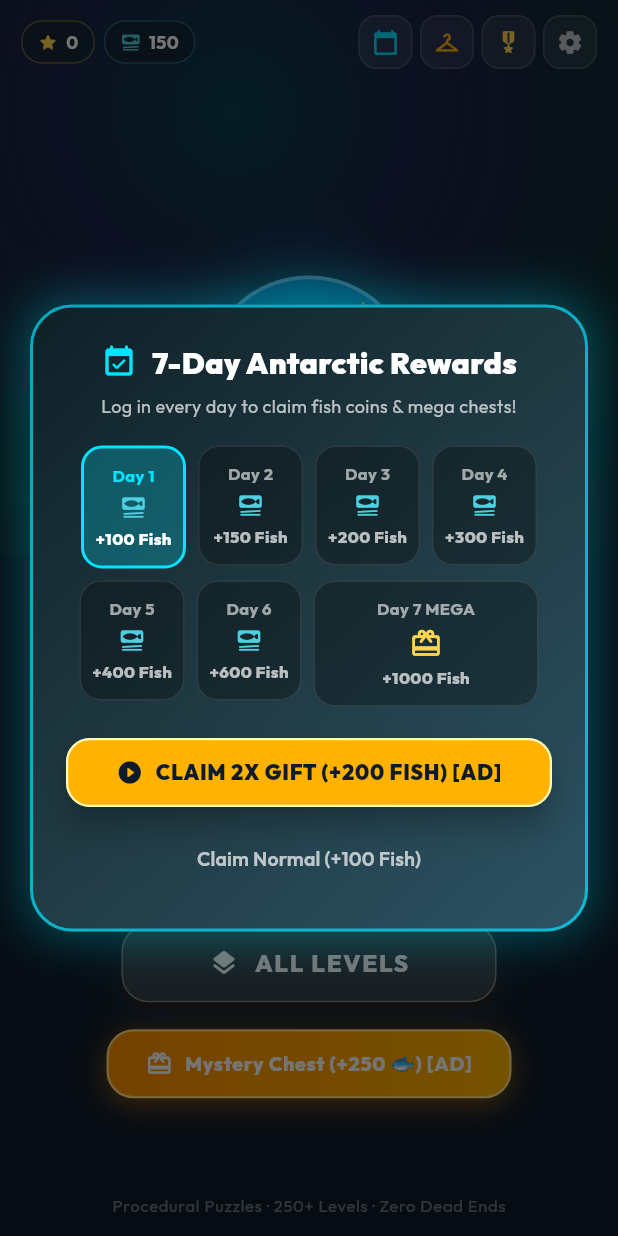
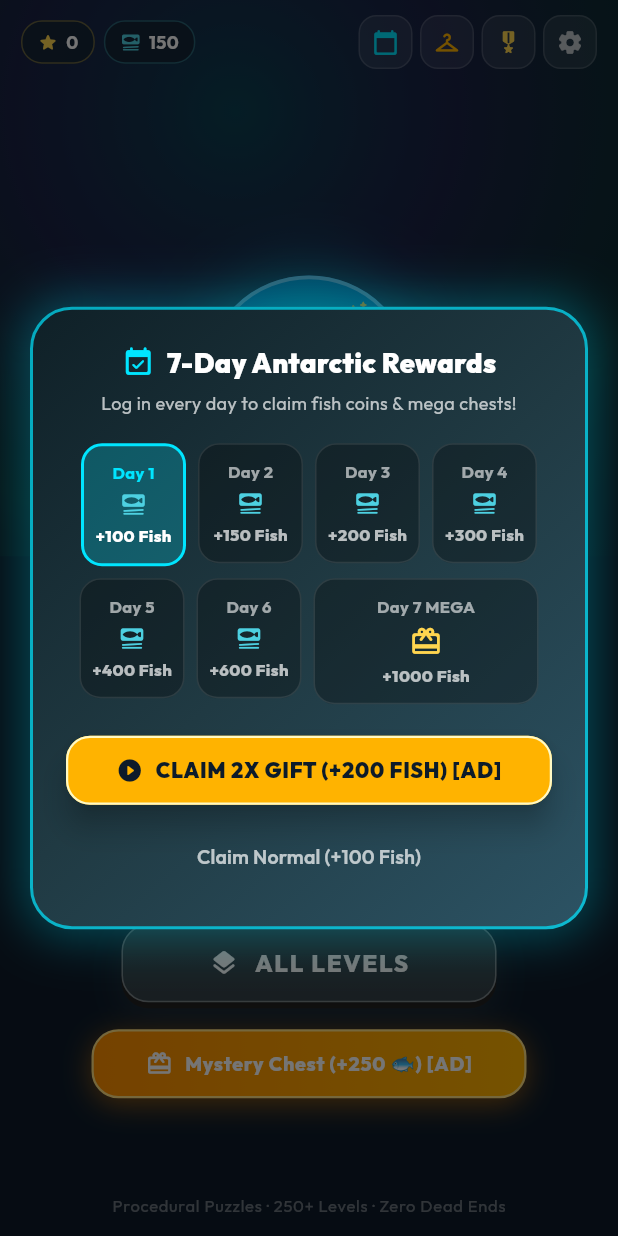
Before and after one commit to gtxPrime/huddle-up, a Flutter app: the screen it shows after launch, on a phone screen of 412 x 824 dp. Run offline on Flutter 3.47's test engine with Material 3 defaults, Android fonts, the phone set to English and light mode, and no system bars; drawn by our look-alikes of flutter_animate; our stand-ins replace audioplayers, flutter_riverpod, google_fonts, google_mobile_ads, shared_preferences; network calls fail.

Commit message:
fix(ui): eliminate belly badge and dialog text pixel overflows

```diff
--- a/lib/ui/screens/home_screen.dart
+++ b/lib/ui/screens/home_screen.dart
@@ -257,9 +257,9 @@ class _HomeScreenState extends State<HomeScreen> {
                   },
                   borderRadius: BorderRadius.circular(18),
                   child: Container(
-                    width: 270,
+                    width: 290,
                     padding: const EdgeInsets.symmetric(
-                        horizontal: 16, vertical: 12),
+                        horizontal: 14, vertical: 12),
                     decoration: BoxDecoration(
                       gradient: const LinearGradient(
                         colors: [Color(0xFFFF8F00), Color(0xFFFFB300)],
--- a/lib/ui/widgets/daily_reward_dialog.dart
+++ b/lib/ui/widgets/daily_reward_dialog.dart
@@ -83,14 +83,17 @@ class _DailyRewardDialogState extends State<DailyRewardDialog> {
               mainAxisAlignment: MainAxisAlignment.center,
               children: [
                 const Icon(Icons.event_available_rounded,
-                    color: Color(0xFF00E5FF), size: 24),
-                const SizedBox(width: 10),
-                Text(
-                  '7-Day Antarctic Rewards',
-                  style: GoogleFonts.outfit(
-                    fontSize: 20,
-                    fontWeight: FontWeight.w900,
-                    color: Colors.white,
+                    color: Color(0xFF00E5FF), size: 22),
+                const SizedBox(width: 8),
+                Flexible(
+                  child: Text(
+                    '7-Day Antarctic Rewards',
+                    style: GoogleFonts.outfit(
+                      fontSize: 18,
+                      fontWeight: FontWeight.w900,
+                      color: Colors.white,
+                    ),
+                    overflow: TextOverflow.ellipsis,
                   ),
                 ),
               ],
```
Also changed, not shown: lib/ui/widgets/kawaii_penguin.dart (+9 -1 lines).
